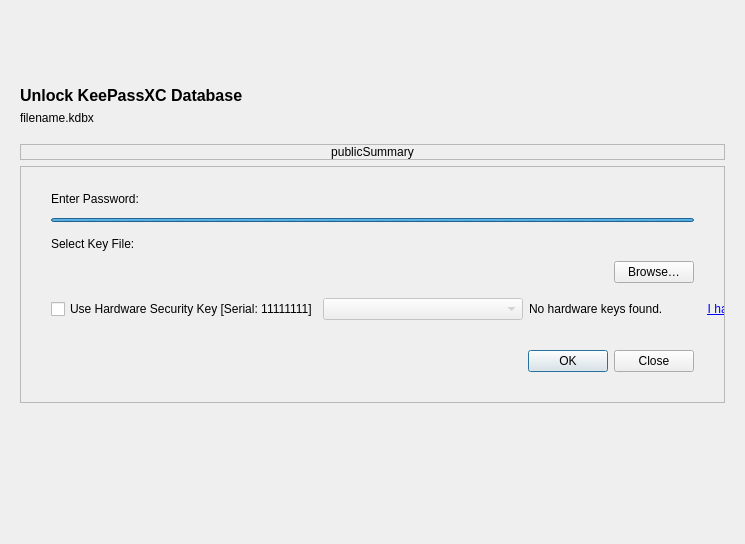
Before: the Qt Designer form src/gui/DatabaseOpenWidget.ui in keepassxreboot/keepassxc, drawn with Qt 5.
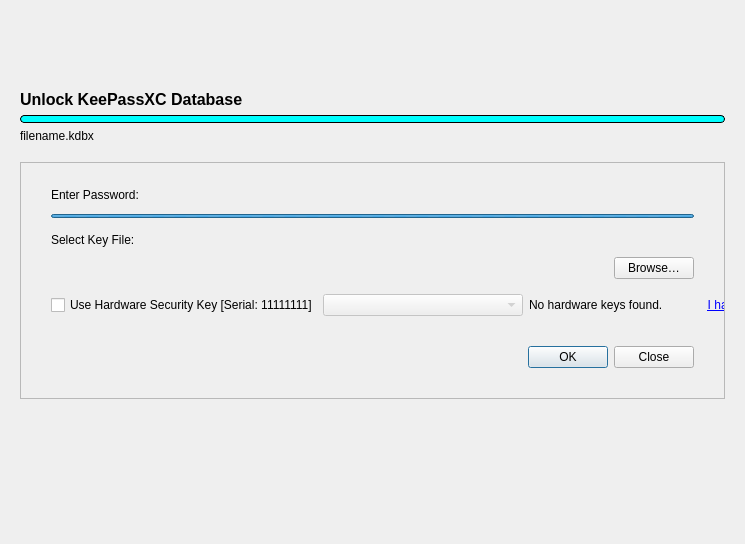
After: the same form once the commit is applied. Custom widgets are drawn as their Qt base class.

The edit to the form file:
```diff
--- a/src/gui/DatabaseOpenWidget.ui
+++ b/src/gui/DatabaseOpenWidget.ui
@@ -55,6 +55,11 @@
          </spacer>
         </item>
         <item>
+         <layout class="QHBoxLayout" name="horizontalLayout">
+          <property name="spacing">
+           <number>9</number>
+          </property>
+          <item>
          <widget class="QLabel" name="labelHeadline">
           <property name="font">
            <font>
@@ -69,6 +74,37 @@
          </widget>
         </item>
         <item>
+           <spacer name="horizontalSpacer_2">
+            <property name="orientation">
+             <enum>Qt::Horizontal</enum>
+            </property>
+            <property name="sizeHint" stdset="0">
+             <size>
+              <width>40</width>
+              <height>20</height>
+             </size>
+            </property>
+           </spacer>
+          </item>
+         </layout>
+        </item>
+        <item>
+         <widget class="QLabel" name="displayColorLabel">
+          <property name="maximumSize">
+           <size>
+            <width>16777215</width>
+            <height>8</height>
+           </size>
+          </property>
+          <property name="styleSheet">
+           <string notr="true">background:cyan; border: 1px solid black; border-radius: 4px</string>
+          </property>
+          <property name="text">
+           <string/>
+          </property>
+         </widget>
+        </item>
+        <item>
          <widget class="ElidedLabel" name="fileNameLabel">
           <property name="text">
            <string notr="true">filename.kdbx</string>
@@ -91,22 +127,6 @@
           </property>
          </spacer>
         </item>
-        <item>
-         <widget class="QLabel" name="publicSummaryLabel">
-          <property name="frameShape">
-           <enum>QFrame::StyledPanel</enum>
-          </property>
-          <property name="text">
-           <string>publicSummary</string>
-          </property>
-          <property name="alignment">
-           <set>Qt::AlignCenter</set>
-          </property>
-          <property name="margin">
-           <number>10</number>
-          </property>
-         </widget>
-        </item>
         <item>
          <widget class="QStackedWidget" name="centralStack">
           <property name="minimumSize">
```
Lines whose indentation alone changed are shown as unchanged.
